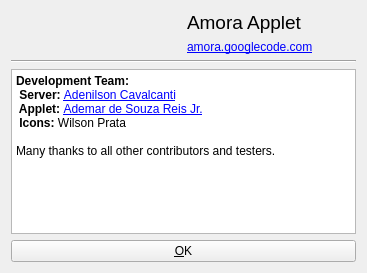
amora/amora, file amora-server/amora-applet/about.ui: the form before one commit.
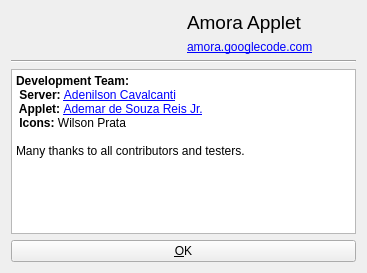
The form after the commit. Icons and pictures are not drawn.

Diff of the .ui file:
```diff
--- a/amora-server/amora-applet/about.ui
+++ b/amora-server/amora-applet/about.ui
@@ -78,7 +78,7 @@
 &lt;p style=&quot; margin-top:0px; margin-bottom:0px; margin-left:0px; margin-right:0px; -qt-block-indent:0; text-indent:0px;&quot;&gt;&lt;span style=&quot; font-weight:600;&quot;&gt; Applet: &lt;/span&gt;&lt;a href=&quot;http://www.ademar.org/&quot;&gt;&lt;span style=&quot; text-decoration: underline; color:#0000ff;&quot;&gt;Ademar de Souza Reis Jr.&lt;/span&gt;&lt;/a&gt;&lt;/p&gt;
 &lt;p style=&quot; margin-top:0px; margin-bottom:0px; margin-left:0px; margin-right:0px; -qt-block-indent:0; text-indent:0px;&quot;&gt;&lt;span style=&quot; font-weight:600;&quot;&gt; Icons: &lt;/span&gt;Wilson Prata&lt;/p&gt;
 &lt;p style=&quot;-qt-paragraph-type:empty; margin-top:0px; margin-bottom:0px; margin-left:0px; margin-right:0px; -qt-block-indent:0; text-indent:0px;&quot;&gt;&lt;/p&gt;
-&lt;p style=&quot; margin-top:0px; margin-bottom:0px; margin-left:0px; margin-right:0px; -qt-block-indent:0; text-indent:0px;&quot;&gt;Many thanks to all other contributors and testers.&lt;/p&gt;&lt;/body&gt;&lt;/html&gt;</string>
+&lt;p style=&quot; margin-top:0px; margin-bottom:0px; margin-left:0px; margin-right:0px; -qt-block-indent:0; text-indent:0px;&quot;&gt;Many thanks to all contributors and testers.&lt;/p&gt;&lt;/body&gt;&lt;/html&gt;</string>
      </property>
      <property name="openExternalLinks">
       <bool>true</bool>
```
Left out of the diff: 2 changed lines with no effect on the pictures.
